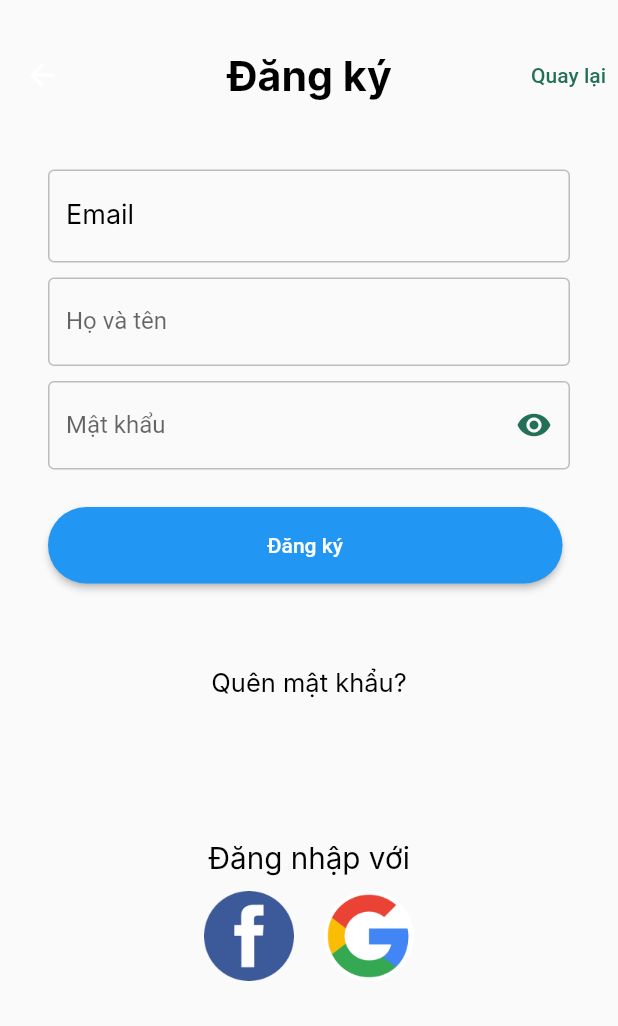
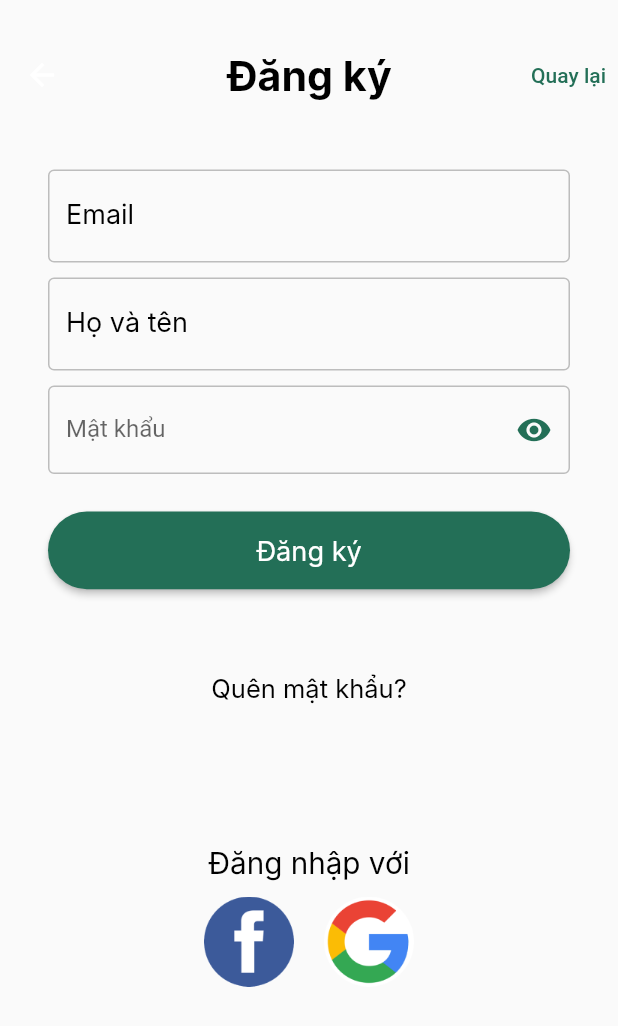
Before and after one commit to kieuvantuyen01/money0manager, a Flutter app: the RegisterForm screen opened directly with empty values, on a phone screen of 412 x 824 dp. Shown: the top 1026 px of the screen. Run offline on Flutter 3.47's test engine with Material 2 defaults, Android fonts, the phone set to English and light mode, and no system bars; our stand-ins replace charts_flutter, cloud_firestore, date_picker_timeline, firebase_auth, firebase_core, flutter_screenutil and 5 more; missing offline and left inert: flutter_facebook_auth, launch_review; accounts and stored records are empty; network calls fail; Roboto replaces fonts that are missing (Inter).

Commit message:
minor change

```diff
--- a/lib/screens/Authentication.dart
+++ b/lib/screens/Authentication.dart
@@ -461,8 +461,29 @@ class _RegisterFormState extends State<RegisterForm> {
                         const EdgeInsets.symmetric(vertical: 5, horizontal: 24),
                     child: TextFormField(
                       controller: _displayNameController,
-                      decoration: CommonStyle.textFieldStyle(
-                          labelText: 'Họ và tên', hintText: 'Nhập họ và tên'),
+                      decoration: InputDecoration(
+                        hintText: 'Nhập họ và tên',
+                        labelText: 'Họ và tên',
+                        labelStyle: TextStyle(
+                          fontSize: 18,
+                          fontFamily: 'Inter',
+                          color: Colors.black,
+                        ),
+                        hintStyle: TextStyle(
+                          fontSize: 18,
+                          fontFamily: 'Inter',
+                          color: Color.fromARGB(255, 189, 189, 189),
+                        ),
+                        border: OutlineInputBorder(),
+                        enabledBorder: const OutlineInputBorder(
+                          borderSide: const BorderSide(
+                              color: Color.fromARGB(255, 189, 189, 189), width: 1.0),
+                        ),
+                        focusedBorder: const OutlineInputBorder(
+                          borderSide: const BorderSide(
+                              color: Color.fromARGB(255, 35, 111, 87), width: 2.0),
+                        ),
+                      ),
                       validator: (value) {
                         if (value!.isEmpty) {
                           return null;
@@ -491,9 +512,10 @@ class _RegisterFormState extends State<RegisterForm> {
                   ),
                   Padding(
                     padding: EdgeInsets.symmetric(vertical: 20, horizontal: 24),
-                    child: StyledElevatedButton(
-                      width: 343,
-                      height: 51,
+                    child: SizedBox(
+                      width: 343.w,
+                      height: 51.h,
+                      child: RaisedButton(
                         onPressed: () async {
                           if (_formKey.currentState!.validate()) {
                             widget.registerAccount(
@@ -503,7 +525,19 @@ class _RegisterFormState extends State<RegisterForm> {
                             );
                           }
                         },
-                      child: const Text('Đăng ký'),
+                        child: TitleText1(
+                            text: 'Đăng ký',
+                            fontFamily: 'Inter',
+                            fontSize: 15.sp,
+                            fontWeight: FontWeight.normal,
+                            r: 255,
+                            g: 255,
+                            b: 255),
+                        shape: RoundedRectangleBorder(
+                          borderRadius: BorderRadius.all(Radius.circular(30.r)),
+                        ),
+                        color: Color.fromARGB(255, 35, 111, 87),
+                      ),
                     ),
                   ),
                 ],
```
Lines whose indentation alone changed are shown as unchanged.
